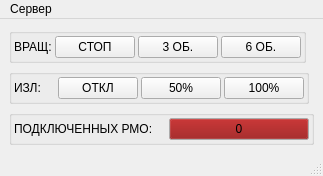
Disname33/rmoServer, file serverwindow.ui: the form before one commit.
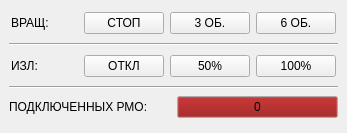
The form after the commit.

What changed in the file:
```diff
--- a/serverwindow.ui
+++ b/serverwindow.ui
@@ -6,8 +6,8 @@
    <rect>
     <x>0</x>
     <y>0</y>
-    <width>323</width>
-    <height>174</height>
+    <width>347</width>
+    <height>133</height>
    </rect>
   </property>
   <property name="windowTitle">
@@ -16,47 +16,7 @@
   <widget class="QWidget" name="centralwidget">
    <layout class="QVBoxLayout" name="verticalLayout">
     <item>
-     <widget class="QGroupBox" name="horizontalGroupBox">
-      <property name="sizePolicy">
-       <sizepolicy hsizetype="Fixed" vsizetype="Fixed">
-        <horstretch>0</horstretch>
-        <verstretch>0</verstretch>
-       </sizepolicy>
-      </property>
-      <property name="minimumSize">
-       <size>
-        <width>220</width>
-        <height>30</height>
-       </size>
-      </property>
-      <property name="baseSize">
-       <size>
-        <width>220</width>
-        <height>30</height>
-       </size>
-      </property>
-      <property name="cursor">
-       <cursorShape>ArrowCursor</cursorShape>
-      </property>
-      <property name="layoutDirection">
-       <enum>Qt::LeftToRight</enum>
-      </property>
-      <property name="autoFillBackground">
-       <bool>true</bool>
-      </property>
-      <property name="alignment">
-       <set>Qt::AlignHCenter|Qt::AlignTop</set>
-      </property>
-      <property name="flat">
-       <bool>true</bool>
-      </property>
-      <layout class="QHBoxLayout" name="horizontalLayout">
-       <property name="spacing">
-        <number>3</number>
-       </property>
-       <property name="sizeConstraint">
-        <enum>QLayout::SetFixedSize</enum>
-       </property>
+     <layout class="QHBoxLayout" name="rotationButtonGroup">
        <property name="leftMargin">
         <number>2</number>
        </property>
@@ -116,50 +76,16 @@
         </widget>
        </item>
       </layout>
+    </item>
+    <item>
+     <widget class="Line" name="line_2">
+      <property name="orientation">
+       <enum>Qt::Horizontal</enum>
+      </property>
      </widget>
     </item>
     <item>
-     <widget class="QGroupBox" name="horizontalGroupBox_2">
-      <property name="sizePolicy">
-       <sizepolicy hsizetype="Fixed" vsizetype="Fixed">
-        <horstretch>0</horstretch>
-        <verstretch>0</verstretch>
-       </sizepolicy>
-      </property>
-      <property name="minimumSize">
-       <size>
-        <width>220</width>
-        <height>30</height>
-       </size>
-      </property>
-      <property name="baseSize">
-       <size>
-        <width>0</width>
-        <height>0</height>
-       </size>
-      </property>
-      <property name="cursor">
-       <cursorShape>ArrowCursor</cursorShape>
-      </property>
-      <property name="layoutDirection">
-       <enum>Qt::LeftToRight</enum>
-      </property>
-      <property name="autoFillBackground">
-       <bool>true</bool>
-      </property>
-      <property name="alignment">
-       <set>Qt::AlignHCenter|Qt::AlignTop</set>
-      </property>
-      <property name="flat">
-       <bool>true</bool>
-      </property>
-      <layout class="QHBoxLayout" name="horizontalLayout_3">
-       <property name="spacing">
-        <number>3</number>
-       </property>
-       <property name="sizeConstraint">
-        <enum>QLayout::SetFixedSize</enum>
-       </property>
+     <layout class="QHBoxLayout" name="radiationButtonGroup_2">
        <property name="leftMargin">
         <number>2</number>
        </property>
@@ -243,62 +169,16 @@
         </widget>
        </item>
       </layout>
+    </item>
+    <item>
+     <widget class="Line" name="line">
+      <property name="orientation">
+       <enum>Qt::Horizontal</enum>
+      </property>
      </widget>
     </item>
     <item>
-     <widget class="QGroupBox" name="horizontalGroupBox_3">
-      <property name="sizePolicy">
-       <sizepolicy hsizetype="Preferred" vsizetype="Fixed">
-        <horstretch>0</horstretch>
-        <verstretch>0</verstretch>
-       </sizepolicy>
-      </property>
-      <property name="minimumSize">
-       <size>
-        <width>220</width>
-        <height>30</height>
-       </size>
-      </property>
-      <property name="baseSize">
-       <size>
-        <width>0</width>
-        <height>0</height>
-       </size>
-      </property>
-      <property name="cursor">
-       <cursorShape>ArrowCursor</cursorShape>
-      </property>
-      <property name="layoutDirection">
-       <enum>Qt::LeftToRight</enum>
-      </property>
-      <property name="autoFillBackground">
-       <bool>true</bool>
-      </property>
-      <property name="alignment">
-       <set>Qt::AlignHCenter|Qt::AlignTop</set>
-      </property>
-      <property name="flat">
-       <bool>true</bool>
-      </property>
-      <layout class="QHBoxLayout" name="horizontalLayout_4">
-       <property name="spacing">
-        <number>3</number>
-       </property>
-       <property name="sizeConstraint">
-        <enum>QLayout::SetMinAndMaxSize</enum>
-       </property>
-       <property name="leftMargin">
-        <number>2</number>
-       </property>
-       <property name="topMargin">
-        <number>2</number>
-       </property>
-       <property name="rightMargin">
-        <number>2</number>
-       </property>
-       <property name="bottomMargin">
-        <number>2</number>
-       </property>
+     <layout class="QHBoxLayout" name="horizontalLayout">
        <item>
         <widget class="QLabel" name="label_4">
          <property name="text">
@@ -369,27 +249,9 @@
         </widget>
        </item>
       </layout>
-     </widget>
     </item>
    </layout>
   </widget>
-  <widget class="QMenuBar" name="menubar">
-   <property name="geometry">
-    <rect>
-     <x>0</x>
-     <y>0</y>
-     <width>323</width>
-     <height>22</height>
-    </rect>
-   </property>
-   <widget class="QMenu" name="menu">
-    <property name="title">
-     <string>Сервер</string>
-    </property>
-   </widget>
-   <addaction name="menu"/>
-  </widget>
-  <widget class="QStatusBar" name="statusbar"/>
  </widget>
  <resources/>
  <connections/>
```
Left out of the diff: 2 changed lines with no effect on the pictures. Lines whose indentation alone changed are shown as unchanged.
